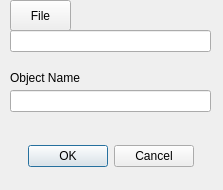
This is delta3d/utilities/AnimationViewer/ResourceAddDialog.ui in delta3d/delta3d as Qt 5 draws it before an edit. The edited form follows.
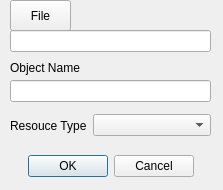
This is the edited form.

Commit message: * Added a new character file prompt to choose a character name and character system type. Still a work in progress as it still does not work for CAL3D yet. * Moved some code in the animation viewer for better readability and reduce duplicate code. * Modified methods in dtAnim to load certain parts of an OSG character model selectively. Currently skeletons and animations can be loaded and applied to an existing model without involving other unwanted pieces. Meshes, materials and morph targets are next.

Patch:
```diff
--- a/delta3d/utilities/AnimationViewer/ResourceAddDialog.ui
+++ b/delta3d/utilities/AnimationViewer/ResourceAddDialog.ui
@@ -20,7 +20,7 @@
    <property name="geometry">
     <rect>
      <x>0</x>
-     <y>140</y>
+     <y>150</y>
      <width>221</width>
      <height>32</height>
     </rect>
@@ -39,7 +39,7 @@
    <property name="geometry">
     <rect>
      <x>10</x>
-     <y>70</y>
+     <y>60</y>
      <width>81</width>
      <height>16</height>
     </rect>
@@ -52,7 +52,7 @@
    <property name="geometry">
     <rect>
      <x>10</x>
-     <y>90</y>
+     <y>80</y>
      <width>201</width>
      <height>22</height>
     </rect>
@@ -87,6 +87,35 @@
     <bool>true</bool>
    </property>
   </widget>
+  <widget class="QWidget" name="horizontalLayoutWidget">
+   <property name="geometry">
+    <rect>
+     <x>10</x>
+     <y>110</y>
+     <width>201</width>
+     <height>31</height>
+    </rect>
+   </property>
+   <layout class="QHBoxLayout" name="horizontalLayout">
+    <item>
+     <widget class="QLabel" name="label">
+      <property name="text">
+       <string>Resouce Type</string>
+      </property>
+     </widget>
+    </item>
+    <item>
+     <widget class="QComboBox" name="mComboResourceType">
+      <property name="sizePolicy">
+       <sizepolicy hsizetype="MinimumExpanding" vsizetype="Fixed">
+        <horstretch>0</horstretch>
+        <verstretch>0</verstretch>
+       </sizepolicy>
+      </property>
+     </widget>
+    </item>
+   </layout>
+  </widget>
  </widget>
  <resources/>
  <connections>
```
The commit also changes 34 other files.
